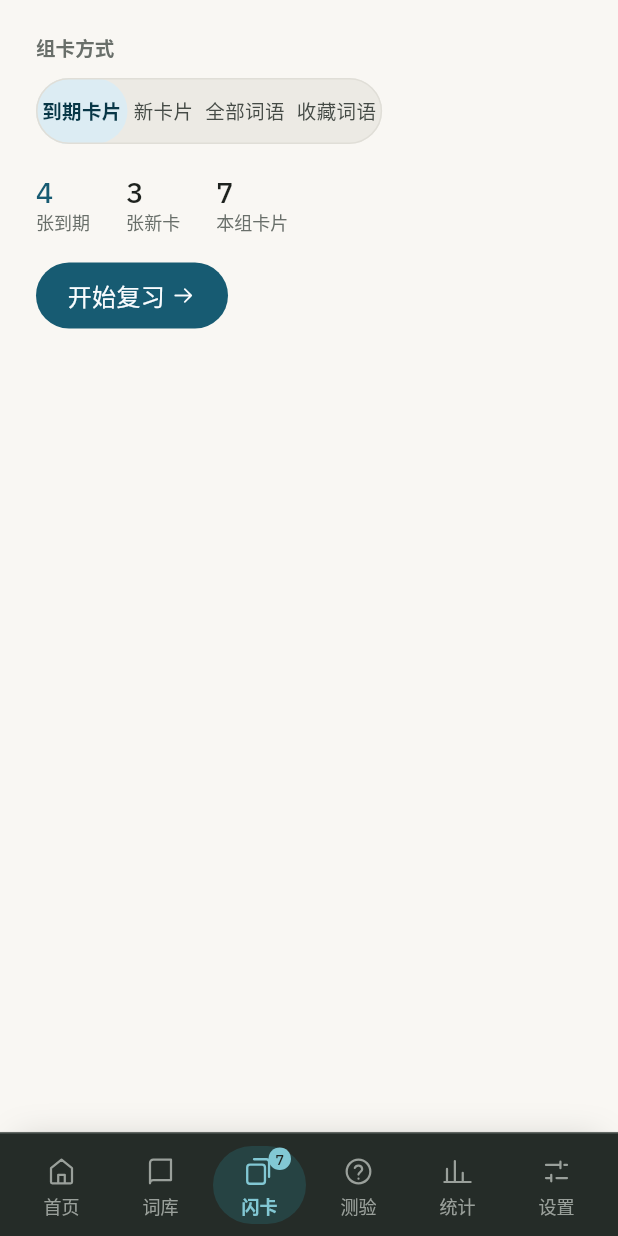
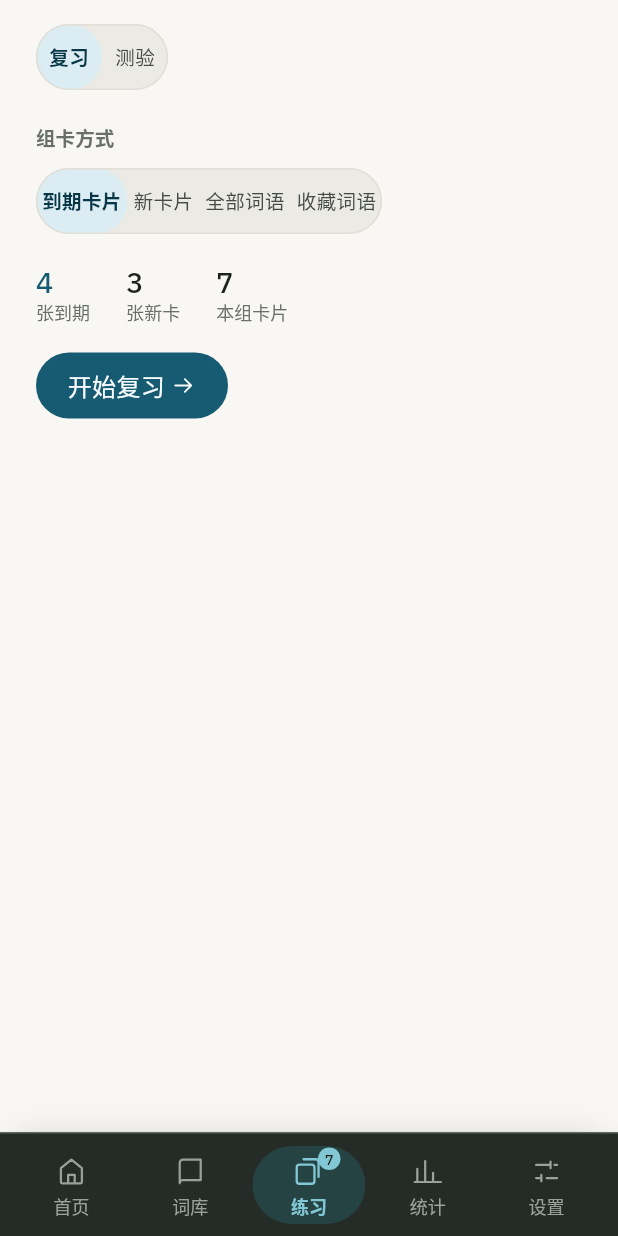
Before and after one commit to noahal1/Lexumo, a Flutter app: the screen it shows after launch, after a tap on an icon or button, on a phone screen of 412 x 824 dp. Run offline on Flutter 3.47's test engine with Material 3 defaults, Android fonts, the phone set to English and light mode, and no system bars; missing offline and left inert: file_selector; network calls fail; project files that could hold a hidden picture were left out.

Commit message:
feat(ui): 闪卡与测验并成一个「练习」页
参考图里只有「练习」一个位置，而旧版把闪卡与测验做成两个并列导航项——
两件事共用同一套牌堆、同一份进度、同一组快捷键，却各占一格标签栏。

- 新增 practice_page.dart（95 行）：页内 Segmented 在复习 / 测验之间切换，
  同时只挂载一个子页（两个子页各带自己的 ScrollController 与 FocusNode，
  同时挂会抢滚动位置和键盘绑定）
- PageId 六项收回五项；fromId 仍把 'flashcards' / 'quiz' 解析成 practice，
  首页两个开始按钮、统计页空图表、复习页去测验按钮都不用改
- _digitKeys / kShortcutHelp / 设置页镜像副本 Ctrl 1…6 → 1…5
- values-v31/styles.xml 钉住 Android 12+ 启动画面背景为 @color/frame，
  不再回退到 Theme.Light 的出厂青色 #008577
- 三个测试文件同步：kScreens / _screens 合并成 practice，共六个界面

```diff
--- a/flutter/lib/ui/core/i18n/en.dart
+++ b/flutter/lib/ui/core/i18n/en.dart
@@ -54,8 +54,7 @@ const Map<String, String> enRaw = {
   // nav
   'nav.home': 'Home',
   'nav.words': 'Words',
-  'nav.flashcards': 'Flashcards',
-  'nav.quiz': 'Quiz',
+  'nav.practice': 'Practice',
   'nav.stats': 'Stats',
   'nav.settings': 'Settings',
   // home
@@ -169,6 +168,9 @@ const Map<String, String> enRaw = {
   'words.listsSubtitle': '{n} lists',
   'words.deleteListConfirm':
       'Delete “{name}”? Its {n} words go with it, and this cannot be undone.',
+  // practice
+  'practice.review': 'Review',
+  'practice.quiz': 'Quiz',
   // flashcards
   'flashcards.start': 'Start review',
   // The deck readout prints its figure and its word as two separate nodes, so
--- a/flutter/lib/ui/core/i18n/zh_cn.dart
+++ b/flutter/lib/ui/core/i18n/zh_cn.dart
@@ -54,8 +54,7 @@ const Map<String, String> zhCnRaw = {
   // nav
   'nav.home': '首页',
   'nav.words': '词库',
-  'nav.flashcards': '闪卡',
-  'nav.quiz': '测验',
+  'nav.practice': '练习',
   'nav.stats': '统计',
   'nav.settings': '设置',
   // home
@@ -165,6 +164,9 @@ const Map<String, String> zhCnRaw = {
   'words.saveAnywhere': '保存',
   'words.listsSubtitle': '{n} 个词库',
   'words.deleteListConfirm': '删除词库「{name}」，其中的 {n} 个词语会一起删掉，不能恢复。',
+  // practice
+  'practice.review': '复习',
+  'practice.quiz': '测验',
   // flashcards
   'flashcards.start': '开始复习',
   // 数字与量词分开显示：数字用等宽体领先，说明文字跟在下面。
--- /dev/null
+++ b/flutter/lib/ui/features/practice/views/practice_page.dart
@@ -0,0 +1,95 @@
+/// The practice screen: one destination for both ways of practising a deck.
+///
+/// Mirrors the reference's 「练习」 entry point — a single tab whose page flips
+/// between review (flashcards) and quiz, where the old build had two separate
+/// destinations for them. The two sub-pages keep their own view models, focus
+/// nodes and keyboard bindings; this page owns only the [PracticeMode] switch
+/// and the segmented control that changes it.
+///
+/// Only the active sub-page is built, never both: each carries its own
+/// [ScrollController] target (the shell's one controller per destination) and
+/// its own [FocusNode], and keeping both in the tree would fight over the same
+/// scroll position and the same keyboard. Switching mode drops an in-flight
+/// session on the page you leave — that is the point of switching.
+library;
+
+import 'package:flutter/material.dart';
+
+import '../../../../app/scope.dart';
+import '../../../core/tokens.dart';
+import '../../../core/widgets/widgets.dart';
+import '../../flashcards/views/flashcards_page.dart';
+import '../../quiz/views/quiz_page.dart';
+
+/// The two faces of a practice session, in the order the segmented control
+/// presents them.
+enum PracticeMode { review, quiz }
+
+class PracticePage extends StatefulWidget {
+  const PracticePage({super.key, this.controller});
+
+  /// Owned by the shell, so the page scroll position survives a page switch.
+  final ScrollController? controller;
+
+  @override
+  State<PracticePage> createState() => _PracticePageState();
+}
+
+class _PracticePageState extends State<PracticePage> {
+  PracticeMode _mode = PracticeMode.review;
+
+  @override
+  Widget build(BuildContext context) {
+    return Column(
+      crossAxisAlignment: CrossAxisAlignment.stretch,
+      children: [
+        _header(context),
+        Expanded(
+          // One page at a time: see the header comment on why both are never
+          // mounted together.
+          child: _mode == PracticeMode.review
+              ? FlashcardsPage(controller: widget.controller)
+              : QuizPage(controller: widget.controller),
+        ),
+      ],
+    );
+  }
+
+  /// The mode switch, left-aligned on the same measure the sub-pages use so the
+  /// picker reads as the page's own header rather than a floating control. The
+  /// switch carries the top spacing; the sub-page below it starts its own body
+  /// padding, so this header ends flush and the two spacings do not stack.
+  /// Scrollable, not stretched, so a 2x text scale can widen the two labels
+  /// without a RenderFlex overflow — the same guard the quiz page's direction
+  /// picker already carries.
+  Widget _header(BuildContext context) {
+    return Padding(
+      padding: const EdgeInsets.fromLTRB(Sp.x6, Sp.x4, Sp.x6, 0),
+      child: Center(
+        child: ConstrainedBox(
+          constraints: const BoxConstraints(maxWidth: Layout.contentMax),
+          child: Align(
+            alignment: AlignmentDirectional.centerStart,
+            child: SingleChildScrollView(
+              scrollDirection: Axis.horizontal,
+              child: Segmented<PracticeMode>(
+                value: _mode,
+                options: <SegOption<PracticeMode>>[
+                  SegOption<PracticeMode>(
+                    value: PracticeMode.review,
+                    label: context.t('practice.review'),
+                  ),
+                  SegOption<PracticeMode>(
+                    value: PracticeMode.quiz,
+                    label: context.t('practice.quiz'),
+                  ),
+                ],
+                onChanged: (PracticeMode m) => setState(() => _mode = m),
+              ),
+            ),
+          ),
+        ),
+      ),
+    );
+  }
+}
--- a/flutter/lib/ui/features/settings/views/settings_page.dart
+++ b/flutter/lib/ui/features/settings/views/settings_page.dart
@@ -53,7 +53,7 @@ import '../view_models/settings_view_model.dart';
 /// `app/shell.dart`, which imports this page — a back-import would close the
 /// cycle the shell's docs warn about.
 const List<({List<String> keys, String labelKey})> _kShortcuts = [
-  (keys: ['Ctrl', '1…6'], labelKey: 'shortcuts.pageSwitch'),
+  (keys: ['Ctrl', '1…5'], labelKey: 'shortcuts.pageSwitch'),
   (keys: ['?'], labelKey: 'shortcuts.help'),
   (keys: ['/'], labelKey: 'settings.shortcutSearch'),
   (keys: ['n'], labelKey: 'settings.shortcutAdd'),
--- a/flutter/lib/ui/features/shell/view_models/shell_view_model.dart
+++ b/flutter/lib/ui/features/shell/view_models/shell_view_model.dart
@@ -17,10 +17,10 @@
 ///
 /// What moves here is everything that is *identity* rather than *paint*:
 ///
-///   * **order** — [values] is the tab-bar order, and the Ctrl/Cmd+1…6 table
+///   * **order** — [values] is the tab-bar order, and the Ctrl/Cmd+1…5 table
 ///     is indexed by it,
-///   * **the wire id** — `'words'`, `'quiz'`, …, which is what a page sends
-///     back through `NavScope` and what [PageId.fromId] resolves,
+///   * **the wire id** — `'words'`, `'practice'`, …, which is what a page
+///     sends back through `NavScope` and what [PageId.fromId] resolves,
 ///   * **the label key** — a plain `String` key, not a translation; the view
 ///     still calls `context.t` on it, so no language lives in this file,
 ///   * **the selected index** — [page], the one piece of mutable state the
@@ -45,26 +45,32 @@ import '../../../../domain/models/types.dart';
 import '../../../../domain/use_cases/day_stats.dart';
 import '../../../core/view_model.dart';
 
-/// The six destinations, in tab-bar order.
+/// The five destinations, in tab-bar order.
 ///
 /// Identity, order and the i18n key — not the icon. See this file's header for
 /// why the icon mapping is the view's.
 ///
 /// [home] leads because it is the screen the app opens on: a landing page that
-/// says what is waiting today. It was added after the other five, and it went
-/// in at the front rather than the back because tab-bar order is reading order
-/// — a summary belongs before the thing it summarises.
+/// says what is waiting today. It was added after the other destinations, and
+/// it went in at the front rather than the back because tab-bar order is
+/// reading order — a summary belongs before the thing it summarises.
+///
+/// [practice] is the merge of the old [flashcards] and [quiz] destinations:
+/// one tab whose page flips between review and quiz, as the reference's
+/// 「练习」 entry point does. The two old wire ids stay reachable through
+/// [fromId] so existing call sites (home's "开始复习"/"开始测验", the stats
+/// "去复习", the review page's own "去测验") keep working and land on the
+/// practice tab rather than being dropped.
 enum PageId {
   home('home', 'nav.home'),
   words('words', 'nav.words'),
-  flashcards('flashcards', 'nav.flashcards'),
-  quiz('quiz', 'nav.quiz'),
+  practice('practice', 'nav.practice'),
   stats('stats', 'nav.stats'),
   settings('settings', 'nav.settings');
 
   const PageId(this.id, this.labelKey);
 
-  /// The wire id a page sends through `NavScope` — `'words'`, `'quiz'`, ….
+  /// The wire id a page sends through `NavScope` — `'words'`, `'practice'`, ….
   final String id;
 
   /// The i18n key for the destination's label. The view translates it.
@@ -75,7 +81,12 @@ enum PageId {
   /// Forgiving on purpose: a page can ask for a destination this build does
   /// not have, and that must be ignored rather than throw out of a button
   /// callback.
+  ///
+  /// The retired `'flashcards'` and `'quiz'` ids resolve to [practice], so a
+  /// stale call site still lands somewhere useful instead of being silently
+  /// swallowed by an id the enum no longer carries.
   static PageId? fromId(String id) {
+    if (id == 'flashcards' || id == 'quiz') return PageId.practice;
     for (final PageId page in values) {
       if (page.id == id) return page;
     }
@@ -168,7 +179,7 @@ class ShellViewModel extends ViewModel {
   /// The snapshot's theme, for the sidebar's sun/moon button.
   bool get isDark => _store.data.settings.theme == ThemeMode_.dark;
 
-  /// How many cards are waiting, for the flashcard badge.
+  /// How many cards are waiting, for the practice badge.
   int get dueCount => dueWords(_store.data).length;
 
   /// The streak card's two numbers, read from one clock reading.
--- a/flutter/lib/ui/features/shell/views/app_shell.dart
+++ b/flutter/lib/ui/features/shell/views/app_shell.dart
@@ -37,9 +37,8 @@ import '../../../core/widgets/density.dart';
 import '../../../core/widgets/keyboard_hints.dart';
 import '../../../core/widgets/lex_icon.dart';
 import '../../../core/widgets/widgets.dart';
-import '../../flashcards/views/flashcards_page.dart';
 import '../../home/views/home_page.dart';
-import '../../quiz/views/quiz_page.dart';
+import '../../practice/views/practice_page.dart';
 import '../../settings/views/settings_page.dart';
 import '../../stats/views/stats_page.dart';
 import '../../words/views/words_page.dart';
@@ -63,8 +62,7 @@ const Key kSidebarKey = ValueKey<String>('app-sidebar');
 String _iconFor(PageId page) => switch (page) {
       PageId.home => Ic.home,
       PageId.words => Ic.words,
-      PageId.flashcards => Ic.cards,
-      PageId.quiz => Ic.quiz,
+      PageId.practice => Ic.cards,
       PageId.stats => Ic.stats,
       PageId.settings => Ic.settings,
     };
@@ -79,7 +77,7 @@ class ShortcutHelp {
 /// The sheet's contents, in declaration order — the same list the web build
 /// rendered from `SHORTCUT_HELP`.
 const List<ShortcutHelp> kShortcutHelp = <ShortcutHelp>[
-  ShortcutHelp(<String>['Ctrl', '1…6'], 'shortcuts.pageSwitch'),
+  ShortcutHelp(<String>['Ctrl', '1…5'], 'shortcuts.pageSwitch'),
   ShortcutHelp(<String>['?'], 'shortcuts.help'),
   ShortcutHelp(<String>['/'], 'settings.shortcutSearch'),
   ShortcutHelp(<String>['n'], 'settings.shortcutAdd'),
@@ -90,19 +88,18 @@ const List<ShortcutHelp> kShortcutHelp = <ShortcutHelp>[
   ShortcutHelp(<String>['Esc'], 'shortcuts.closeModal'),
 ];
 
-/// The digit keys behind Ctrl/Cmd+1…6, in page order. Spelled out because
+/// The digit keys behind Ctrl/Cmd+1…5, in page order. Spelled out because
 /// `LogicalKeyboardKey.digit1 + i` is not arithmetic the type allows.
 ///
-/// Six entries for six destinations. The list is indexed by
+/// Five entries for five destinations. The list is indexed by
 /// [PageId.values], so adding a destination without extending it would throw
-/// a range error on the first Ctrl+6 rather than silently doing nothing.
+/// a range error on the first Ctrl+5 rather than silently doing nothing.
 const List<LogicalKeyboardKey> _digitKeys = <LogicalKeyboardKey>[
   LogicalKeyboardKey.digit1,
   LogicalKeyboardKey.digit2,
   LogicalKeyboardKey.digit3,
   LogicalKeyboardKey.digit4,
   LogicalKeyboardKey.digit5,
-  LogicalKeyboardKey.digit6,
 ];
 
 class AppShell extends StatefulWidget {
@@ -169,7 +166,7 @@ class _AppShellState extends State<AppShell> {
 
         return CallbackShortcuts(
           bindings: <ShortcutActivator, VoidCallback>{
-            // Ctrl/Cmd + 1…6. The digits are not contiguous logical key codes,
+            // Ctrl/Cmd + 1…5. The digits are not contiguous logical key codes,
             // so the table is spelled out rather than computed.
             for (var i = 0; i < PageId.values.length; i++) ...{
               SingleActivator(_digitKeys[i], control: true): () =>
@@ -237,8 +234,7 @@ class _AppShellState extends State<AppShell> {
       child: switch (page) {
         PageId.home => HomePage(controller: controller),
         PageId.words => WordsPage(controller: controller),
-        PageId.flashcards => FlashcardsPage(controller: controller),
-        PageId.quiz => QuizPage(controller: controller),
+        PageId.practice => PracticePage(controller: controller),
         PageId.stats => StatsPage(controller: controller),
         PageId.settings => SettingsPage(controller: controller),
       },
@@ -393,7 +389,7 @@ class _Sidebar extends StatelessWidget {
                 item: item,
                 active: vm.page == item,
                 rail: rail,
-                badge: item == PageId.flashcards && vm.dueCount > 0
+                badge: item == PageId.practice && vm.dueCount > 0
                     ? vm.dueCount
                     : null,
                 onTap: () => onNavigate(item),
@@ -456,9 +452,9 @@ class _NavItemState extends State<_NavItem> {
 
   /// A labelled destination is taller than a control. 36dp is the height of a
   /// button you press once; a sidebar row is a piece of a list you scan, and at
-  /// 36dp with a 15dp label the six of them read as a strip of tiles rather than
+  /// 36dp with a 15dp label the five of them read as a strip of tiles rather than
   /// as a list. The rail keeps 36 because it wears no label and because a
-  /// landscape phone (866×411) has 379dp of column to fit six rows, the streak
+  /// landscape phone (866×411) has 379dp of column to fit five rows, the streak
   /// card and three footer buttons into — 40dp rows overflow it by 5.
   double get _rowH => widget.rail ? Layout.controlH : 40;
 
@@ -741,7 +737,7 @@ class _TabBar extends StatelessWidget {
                   child: _TabItem(
                     item: item,
                     active: vm.page == item,
-                    badge: item == PageId.flashcards && vm.dueCount > 0
+                    badge: item == PageId.practice && vm.dueCount > 0
                         ? vm.dueCount
                         : null,
                     onTap: () => onNavigate(item),
@@ -844,7 +840,7 @@ class _TabItem extends StatelessWidget {
             const SizedBox(height: Sp.x1),
             Text(
               context.t(item.labelKey),
-              // Six destinations on a 320dp phone leave ~34dp of text column
+              // Five destinations on a 320dp phone leave ~34dp of text column
               // once the pill's padding is taken. A CJK label is two glyphs and
               // fits; a longer Latin one has to ellipsize rather than wrap,
               // because a wrapped label would grow the bar and the bar is the
```
Also changed, not shown: 5 other files.
